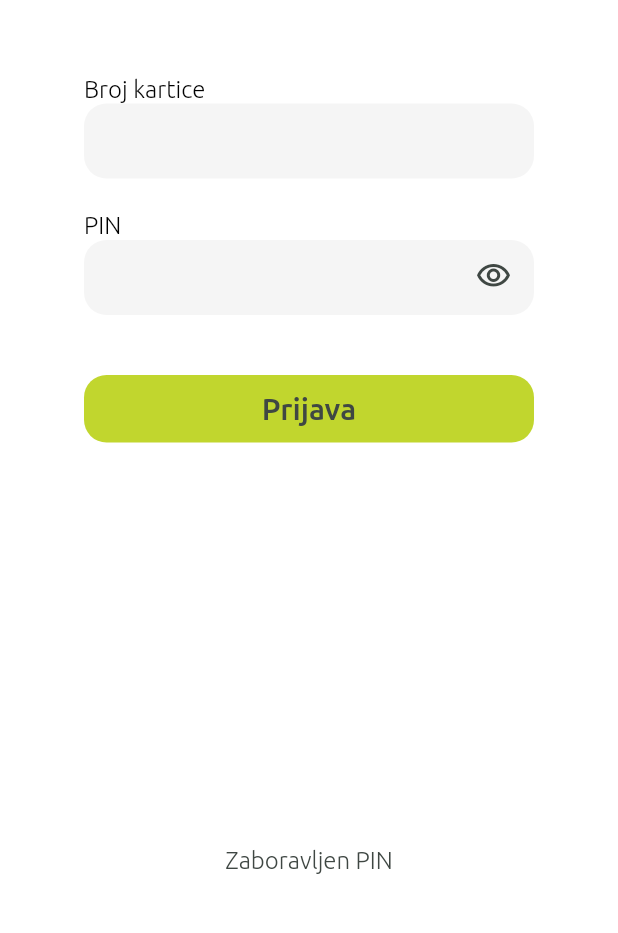
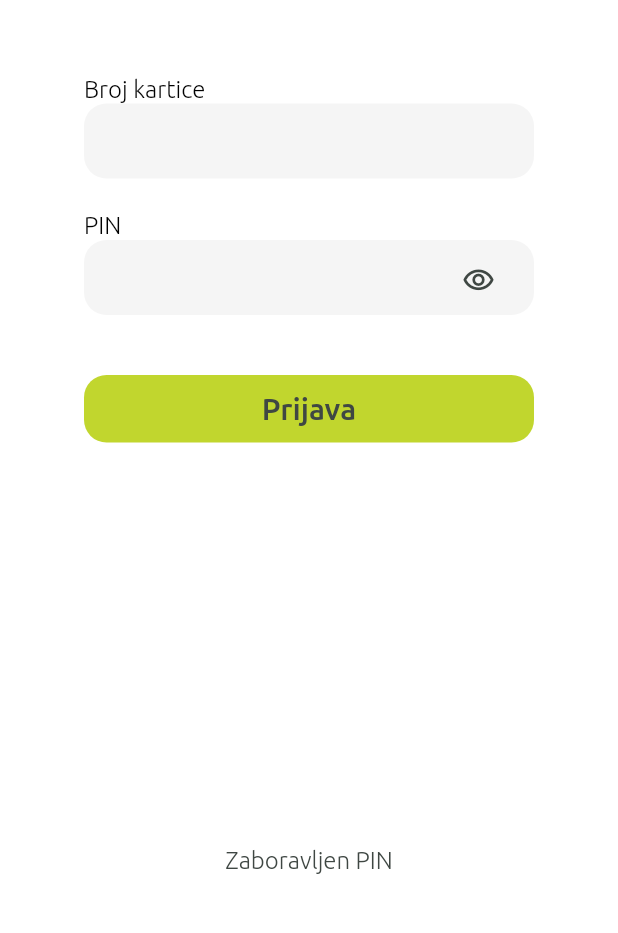
Before and after one commit to Danis96/testlam, a Flutter app: the screen it shows after launch, on a phone screen of 412 x 824 dp, the part 300-1233 px from its top. Run offline on Flutter 3.47's test engine with Material 2 defaults, Android fonts, the phone set to English and light mode, and no system bars; our stand-ins replace carousel_slider, device_info, flutter_multi_formatter, flutter_secure_storage, flutter_spinkit, flutter_svg and 4 more; missing offline and left inert: barcode, device_display_brightness, qr_code_scanner; project files that could hold a hidden picture were left out.

Commit message:
reg show pass

```diff
--- a/lib/app/view/registration/registration_page.dart
+++ b/lib/app/view/registration/registration_page.dart
@@ -94,15 +94,15 @@ class _RegistrationPageState extends State<RegistrationPage> {
           obscureText: !showPass,
         ),
         Positioned(
-            bottom: 36,
-            right: 15,
+            bottom: 34,
+            right: 26,
             child: GestureDetector(
                 onTap: () {
                   setState(() {
                     showPass = !showPass;
                   });
                 },
-                child: Icon(showPass ? Icons.visibility_off_outlined : Icons.visibility_outlined, color: ColorHelper.lampGray.color))),
+                child: Icon(size: 22, showPass ? Icons.visibility_off_outlined : Icons.visibility_outlined, color: ColorHelper.lampGray.color))),
       ],
     );
   }
```
